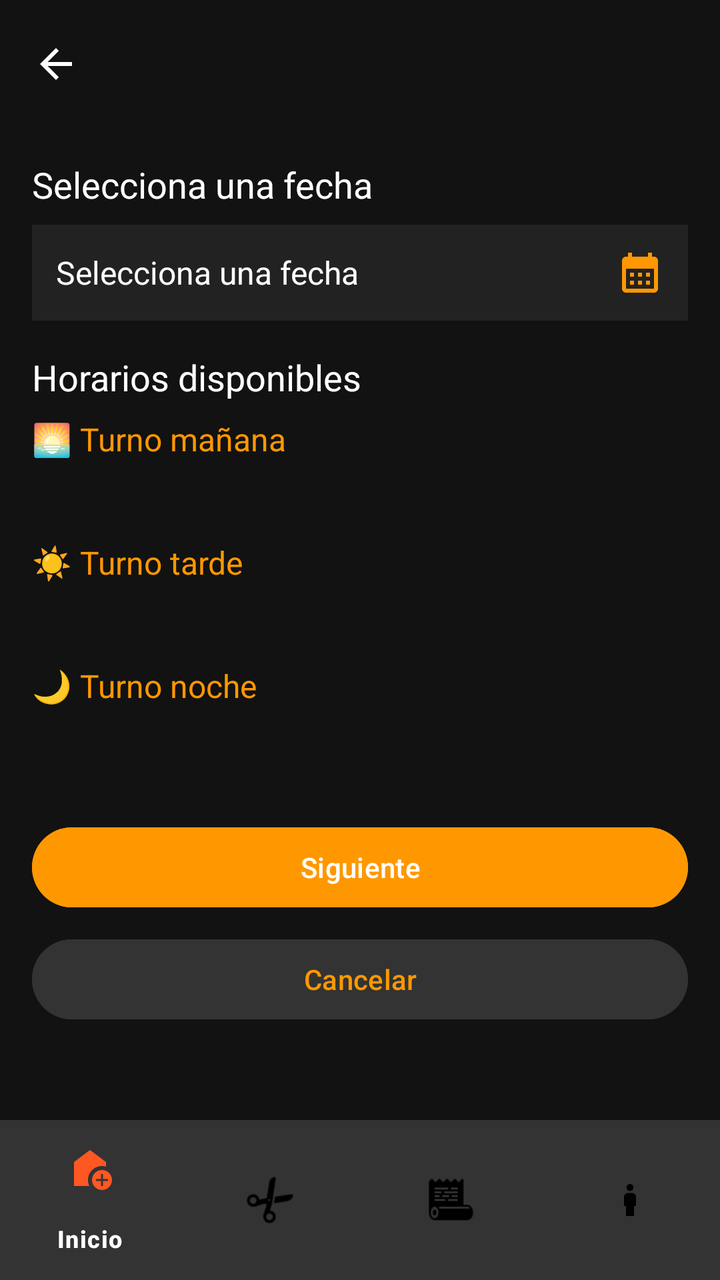
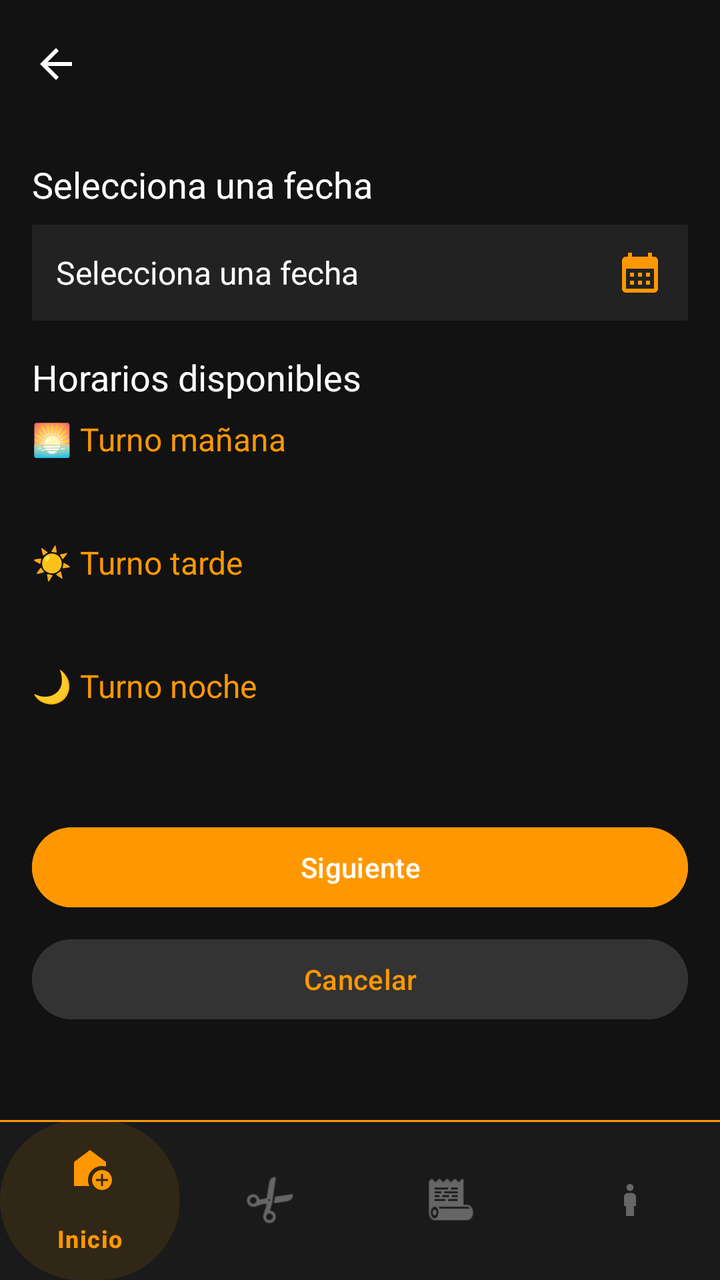

The first picture is an Android layout as it rendered before a commit; the second is the same layout after the commit. The layout source and the unified diff follow.
<!-- AndroidManifest.xml: application theme Theme.App_Cliente -->
<!-- res/layout/activity_fechayhora.xml -->
<?xml version="1.0" encoding="utf-8"?>
<androidx.coordinatorlayout.widget.CoordinatorLayout xmlns:android="http://schemas.android.com/apk/res/android"
    android:layout_width="match_parent"
    android:layout_height="match_parent"
    xmlns:app="http://schemas.android.com/apk/res-auto"
    android:background="#121212">

    <androidx.constraintlayout.widget.ConstraintLayout
        android:layout_width="match_parent"
        android:layout_height="match_parent">

        
        <com.google.android.material.appbar.MaterialToolbar
            android:id="@+id/toolbar"
            android:layout_width="0dp"
            android:layout_height="?attr/actionBarSize"
            android:background="#121212"
            android:title="Reserva"
            android:titleTextColor="#FFFFFF"
            app:navigationIcon="@drawable/ic_baseline_arrow_back_24"
            app:navigationIconTint="#FFFFFF"
            app:layout_constraintTop_toTopOf="parent"
            app:layout_constraintStart_toStartOf="parent"
            app:layout_constraintEnd_toEndOf="parent" />

        
        <androidx.core.widget.NestedScrollView
            android:id="@+id/scrollView"
            android:layout_width="0dp"
            android:layout_height="0dp"
            android:clipToPadding="false"
            android:padding="16dp"
            android:paddingBottom="100dp"
            app:layout_constraintTop_toBottomOf="@id/toolbar"
            app:layout_constraintBottom_toTopOf="@id/bottomNavigationView"
            app:layout_constraintStart_toStartOf="parent"
            app:layout_constraintEnd_toEndOf="parent"
            app:layout_behavior="@string/appbar_scrolling_view_behavior">

            <LinearLayout
                android:layout_width="match_parent"
                android:layout_height="wrap_content"
                android:orientation="vertical">

                
                <TextView
                    android:layout_width="wrap_content"
                    android:layout_height="wrap_content"
                    android:text="Selecciona una fecha"
                    android:textColor="#FFFFFF"
                    android:textSize="18sp"
                    android:layout_marginBottom="8dp" />

                <LinearLayout
                    android:layout_width="match_parent"
                    android:layout_height="wrap_content"
                    android:orientation="horizontal"
                    android:background="#222222"
                    android:padding="12dp"
                    android:gravity="center_vertical"
                    android:layout_marginBottom="16dp">

                    <TextView
                        android:id="@+id/textFechaSeleccionada"
                        android:layout_width="0dp"
                        android:layout_height="wrap_content"
                        android:layout_weight="1"
                        android:text="Selecciona una fecha"
                        android:textColor="#FFFFFF"
                        android:textSize="16sp" />

                    <ImageView
                        android:id="@+id/btnSeleccionarFecha"
                        android:layout_width="wrap_content"
                        android:layout_height="wrap_content"
                        android:src="@drawable/ic_calendar"
                        app:tint="#FF9800" />
                </LinearLayout>

                
                <TextView
                    android:layout_width="wrap_content"
                    android:layout_height="wrap_content"
                    android:text="Horarios disponibles"
                    android:textColor="#FFFFFF"
                    android:textSize="18sp"
                    android:layout_marginBottom="8dp" />

                
                <TextView
                    android:layout_width="wrap_content"
                    android:layout_height="wrap_content"
                    android:text="🌅 Turno mañana"
                    android:textColor="#FF9800"
                    android:textSize="16sp"
                    android:layout_marginBottom="8dp" />

                <GridLayout
                    android:id="@+id/gridManana"
                    android:layout_width="match_parent"
                    android:layout_height="wrap_content"
                    android:columnCount="3"
                    android:alignmentMode="alignMargins"
                    android:rowOrderPreserved="false"
                    android:layout_marginBottom="16dp" />

                
                <TextView
                    android:layout_width="wrap_content"
                    android:layout_height="wrap_content"
                    android:text="☀️ Turno tarde"
                    android:textColor="#FF9800"
                    android:textSize="16sp"
                    android:layout_marginTop="16dp"
                    android:layout_marginBottom="8dp" />

                <GridLayout
                    android:id="@+id/gridTarde"
                    android:layout_width="match_parent"
                    android:layout_height="wrap_content"
                    android:columnCount="3"
                    android:alignmentMode="alignMargins"
                    android:rowOrderPreserved="false"
                    android:layout_marginBottom="16dp" />

                
                <TextView
                    android:layout_width="wrap_content"
                    android:layout_height="wrap_content"
                    android:text="🌙 Turno noche"
                    android:textColor="#FF9800"
                    android:textSize="16sp"
                    android:layout_marginTop="16dp"
                    android:layout_marginBottom="8dp" />

                <GridLayout
                    android:id="@+id/gridNoche"
                    android:layout_width="match_parent"
                    android:layout_height="wrap_content"
                    android:columnCount="3"
                    android:alignmentMode="alignMargins"
                    android:rowOrderPreserved="false"
                    android:layout_marginBottom="24dp" />

                
                <Button
                    android:id="@+id/btnConfirmarFechayHora"
                    android:layout_width="match_parent"
                    android:layout_height="wrap_content"
                    android:text="Siguiente"
                    android:backgroundTint="#FF9800"
                    android:textColor="#FFFFFF"
                    android:layout_marginTop="24dp" />

                <Button
                    android:id="@+id/btnCancelarReserva"
                    android:layout_width="match_parent"
                    android:layout_height="wrap_content"
                    android:text="Cancelar"
                    android:layout_marginTop="8dp"
                    android:backgroundTint="#333333"
                    android:textColor="#FF9800" />
            </LinearLayout>

        </androidx.core.widget.NestedScrollView>

        
        <com.google.android.material.bottomnavigation.BottomNavigationView
            android:id="@+id/bottomNavigationView"
            android:layout_width="0dp"
            android:layout_height="wrap_content"
            android:background="#333333"
            app:layout_constraintBottom_toBottomOf="parent"
            app:layout_constraintStart_toStartOf="parent"
            app:layout_constraintEnd_toEndOf="parent"
            app:itemIconTint="@drawable/color_state_list"
            app:itemTextColor="@color/white"
            app:menu="@menu/bottom_nav_menu"
            app:itemBackground="@drawable/no_ripple_background" />

    </androidx.constraintlayout.widget.ConstraintLayout>

</androidx.coordinatorlayout.widget.CoordinatorLayout>
<!-- resources referenced by this layout -->
<resources>
  <color name="white">#FFFFFFFF</color>
  <!-- drawable color_state_list (drawable) -->
  <selector xmlns:android="http://schemas.android.com/apk/res/android">
      <item android:color="@color/color_selected" android:state_checked="true"/>
      <item android:color="@color/color_unselected"/>
  </selector>
  <!-- drawable ic_baseline_arrow_back_24 (drawable) -->
  <vector xmlns:android="http://schemas.android.com/apk/res/android" android:autoMirrored="true" android:height="24dp" android:tint="#000000" android:viewportHeight="24" android:viewportWidth="24" android:width="24dp">
        
      <path android:fillColor="@android:color/white" android:pathData="M20,11H7.83l5.59,-5.59L12,4l-8,8 8,8 1.41,-1.41L7.83,13H20v-2z"/>
      
  </vector>
  <!-- drawable ic_calendar (drawable) -->
  <vector xmlns:android="http://schemas.android.com/apk/res/android" android:height="24dp" android:tint="#000000" android:viewportHeight="24" android:viewportWidth="24" android:width="24dp">
        
      <path android:fillColor="@android:color/white" android:pathData="M19,4h-1V2h-2v2H8V2H6v2H5C3.89,4 3.01,4.9 3.01,6L3,20c0,1.1 0.89,2 2,2h14c1.1,0 2,-0.9 2,-2V6C21,4.9 20.1,4 19,4zM19,20H5V10h14V20zM9,14H7v-2h2V14zM13,14h-2v-2h2V14zM17,14h-2v-2h2V14zM9,18H7v-2h2V18zM13,18h-2v-2h2V18zM17,18h-2v-2h2V18z"/>
      
  </vector>
  <!-- drawable no_ripple_background (drawable) -->
  <?xml version="1.0" encoding="utf-8"?>
  <selector xmlns:android="http://schemas.android.com/apk/res/android">
      
      <item android:drawable="@color/gray" android:state_checked="true" />
      
      <item android:drawable="@android:color/transparent" />
  </selector>
  <style name="Theme.App_Cliente" parent="Base.Theme.App_Cliente" />
  <color name="color_selected">#FF5722</color>
  <color name="color_unselected">#000000</color>
  <color name="gray">#333333</color>
  <style name="Base.Theme.App_Cliente" parent="Theme.Material3.Light.NoActionBar">
  
          
          
  
      </style>
</resources>

<!-- the commit's change to res/layout/activity_fechayhora.xml (unified diff, before → after) -->
@@ -169,14 +169,16 @@
             android:id="@+id/bottomNavigationView"
             android:layout_width="0dp"
             android:layout_height="wrap_content"
-            android:background="#333333"
+            android:background="@drawable/bg_bottom_nav"
+            android:elevation="8dp"
             app:layout_constraintBottom_toBottomOf="parent"
             app:layout_constraintStart_toStartOf="parent"
             app:layout_constraintEnd_toEndOf="parent"
             app:itemIconTint="@drawable/color_state_list"
-            app:itemTextColor="@color/white"
+            app:itemTextColor="@drawable/color_state_list"
             app:menu="@menu/bottom_nav_menu"
-            app:itemBackground="@drawable/no_ripple_background" />
+            app:itemBackground="@drawable/no_ripple_background"
+            app:itemRippleColor="@android:color/transparent" />
 
     </androidx.constraintlayout.widget.ConstraintLayout>
 
<!-- resource entries referenced after the edit -->
@@ -1,10 +1,23 @@
 <!-- resources referenced by this layout -->
 <resources>
-  <color name="white">#FFFFFFFF</color>
+  <!-- drawable bg_bottom_nav (drawable) -->
+  <?xml version="1.0" encoding="utf-8"?>
+  <layer-list xmlns:android="http://schemas.android.com/apk/res/android">
+      <item>
+          <shape android:shape="rectangle">
+              <solid android:color="#1A1A1A"/>
+          </shape>
+      </item>
+      <item android:height="1dp" android:gravity="top">
+          <shape android:shape="rectangle">
+              <solid android:color="#FF9800"/>
+          </shape>
+      </item>
+  </layer-list>
   <!-- drawable color_state_list (drawable) -->
   <selector xmlns:android="http://schemas.android.com/apk/res/android">
-      <item android:color="@color/color_selected" android:state_checked="true"/>
-      <item android:color="@color/color_unselected"/>
+      <item android:color="#FF9800" android:state_checked="true"/>
+      <item android:color="#666666"/>
   </selector>
   <!-- drawable ic_baseline_arrow_back_24 (drawable) -->
   <vector xmlns:android="http://schemas.android.com/apk/res/android" android:autoMirrored="true" android:height="24dp" android:tint="#000000" android:viewportHeight="24" android:viewportWidth="24" android:width="24dp">
@@ -21,19 +34,22 @@
   <!-- drawable no_ripple_background (drawable) -->
   <?xml version="1.0" encoding="utf-8"?>
   <selector xmlns:android="http://schemas.android.com/apk/res/android">
-      
-      <item android:drawable="@color/gray" android:state_checked="true" />
-      
-      <item android:drawable="@android:color/transparent" />
+      <item android:state_checked="true">
+          <shape android:shape="rectangle">
+              <solid android:color="#1AFF9800"/>
+              <corners android:radius="50dp"/>
+          </shape>
+      </item>
+      <item android:drawable="@android:color/transparent"/>
   </selector>
   <style name="Theme.App_Cliente" parent="Base.Theme.App_Cliente" />
-  <color name="color_selected">#FF5722</color>
-  <color name="color_unselected">#000000</color>
-  <color name="gray">#333333</color>
   <style name="Base.Theme.App_Cliente" parent="Theme.Material3.Light.NoActionBar">
   
           
+          <item name="colorPrimary">#FF9800</item>
+          <item name="colorOnPrimary">#000000</item>
           
+          <item name="colorSecondaryContainer">@android:color/transparent</item>
   
       </style>
 </resources>
